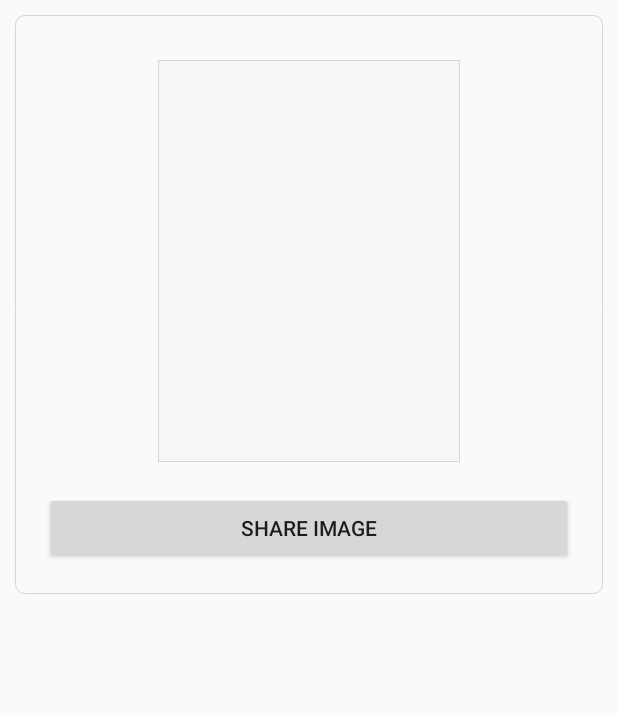
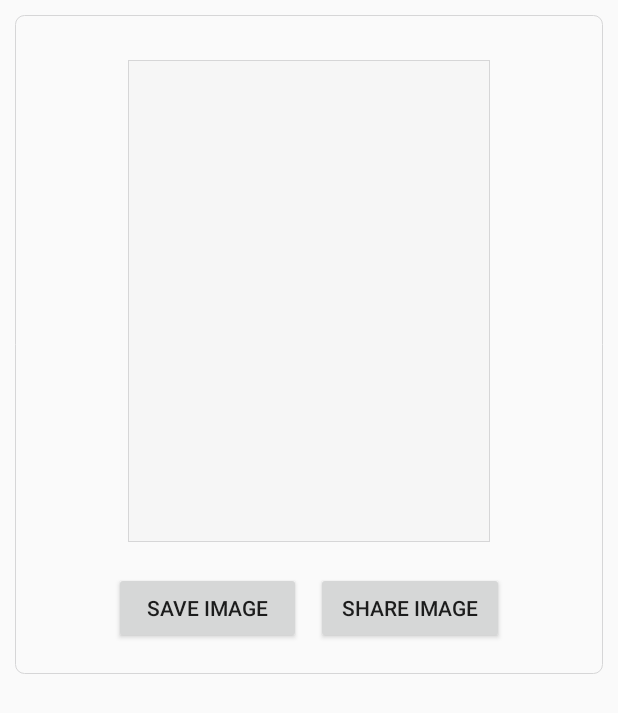
Before and after one commit to huzongyao/FaceMorphMe, an Android app: the layout activity_gif_result.xml on its own in the app's theme, with its tools: preview values and no code run, on a phone screen of 412 x 824 dp. Shown: the top 713 px of the screen. Run offline under Robolectric (Android 15) with nearby library versions, the phone set to English and light mode, and no system bars.

```diff
--- a/app/src/main/res/layout/activity_gif_result.xml
+++ b/app/src/main/res/layout/activity_gif_result.xml
@@ -21,16 +21,32 @@
 
             <com.hzy.face.morphme.widget.Ratio34ImageView
                 android:id="@+id/gif_image_view"
-                android:layout_width="200dp"
+                android:layout_width="240dp"
                 android:layout_height="wrap_content" />
         </FrameLayout>
 
-        <androidx.appcompat.widget.AppCompatButton
-            android:id="@+id/share_button"
-            android:layout_width="match_parent"
+        <LinearLayout
+            android:layout_width="260dp"
             android:layout_height="wrap_content"
             android:layout_marginTop="20dp"
-            android:text="@string/share_image"
-            android:theme="@style/AppTheme.Button" />
+            android:orientation="horizontal">
+
+            <androidx.appcompat.widget.AppCompatButton
+                android:id="@+id/save_button"
+                android:layout_width="0dp"
+                android:layout_height="wrap_content"
+                android:layout_weight="1"
+                android:text="@string/save_image"
+                android:theme="@style/AppTheme.Button" />
+
+            <androidx.appcompat.widget.AppCompatButton
+                android:id="@+id/share_button"
+                android:layout_width="0dp"
+                android:layout_height="wrap_content"
+                android:layout_marginLeft="10dp"
+                android:layout_weight="1"
+                android:text="@string/share_image"
+                android:theme="@style/AppTheme.Button" />
+        </LinearLayout>
     </LinearLayout>
 </ScrollView>
--- a/app/src/main/res/values/strings.xml
+++ b/app/src/main/res/values/strings.xml
@@ -53,4 +53,6 @@
     <string name="video_output_settings">Video Output Settings</string>
     <string name="image_long_touch_tips">Long Click To Delete Or Reorder!</string>
     <string name="result_video">Result Video</string>
+    <string name="save_image">Save Image</string>
+    <string name="share_video">Share Video</string>
 </resources>
```
Also changed, not shown: app/src/main/java/com/hzy/face/morphme/activity/GifResultActivity.java (+15 -8 lines), app/src/main/java/com/hzy/face/morphme/activity/MorphVideoActivity.java (+21 -7 lines), app/src/main/java/com/hzy/face/morphme/activity/VideoResultActivity.java (+23 -0 lines), app/src/main/java/com/hzy/face/morphme/worker/EncoderCallback.java (added, +7 -0 lines), app/src/main/java/com/hzy/face/morphme/worker/MP4OutputWorker.java (+12 -1 lines), app/src/main/res/layout/activity_video_result.xml (+21 -5 lines), 1 other file.
